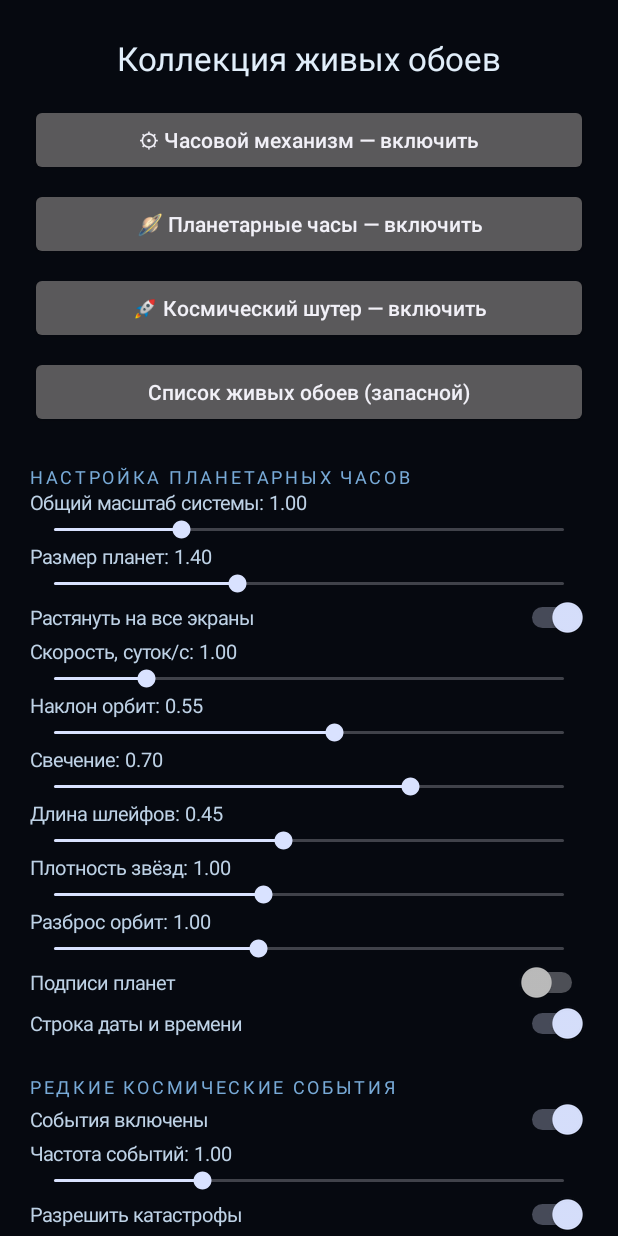
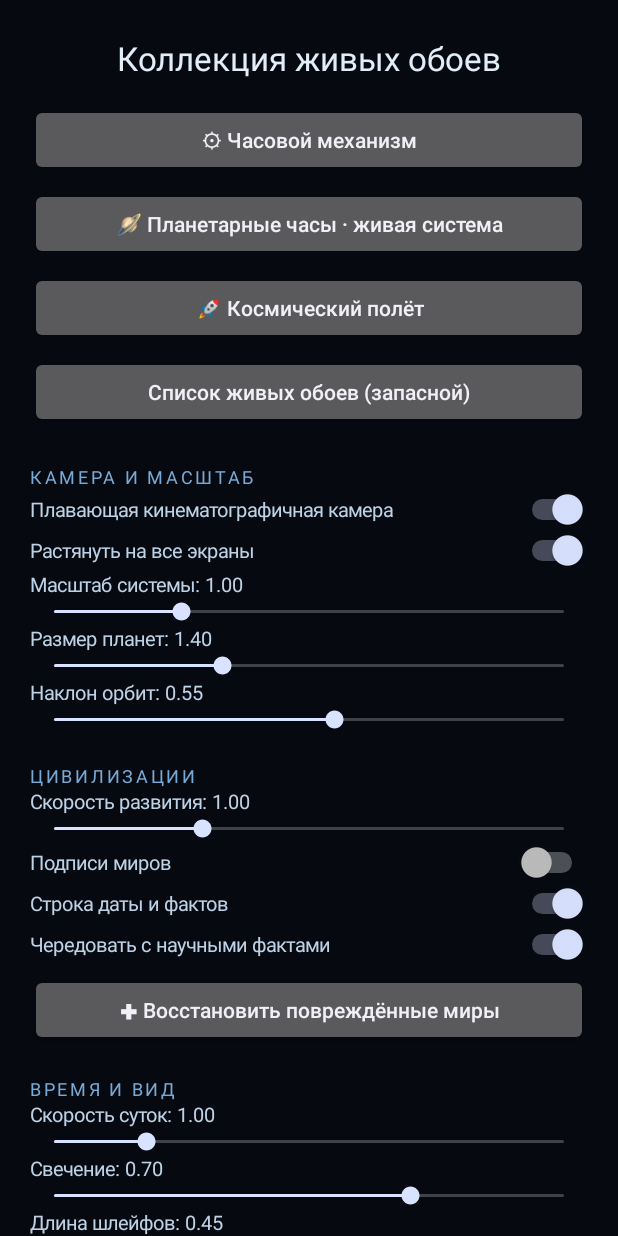
Before and after one commit to Radragast/Wallp, an Android app: the screen it shows after launch (MainActivity), on a phone screen of 412 x 824 dp. Run offline under Robolectric (Android 15) with nearby library versions, the phone set to English and light mode, and no system bars.

Commit message:
Update MainActivity.kt

```diff
--- a/app/src/main/java/com/example/gearwallpaper/MainActivity.kt
+++ b/app/src/main/java/com/example/gearwallpaper/MainActivity.kt
@@ -31,124 +31,168 @@ class MainActivity : Activity() {
 
         val col = LinearLayout(this).apply {
             orientation = LinearLayout.VERTICAL
-            setPadding(dp(20), dp(24), dp(20), dp(32))
+            setPadding(dp(20), dp(24), dp(20), dp(36))
             setBackgroundColor(Color.rgb(6, 9, 16))
         }
         setContentView(ScrollView(this).apply { addView(col) })
 
         col.addView(TextView(this).apply {
-            text = "Коллекция живых обоев"; textSize = 22f
-            setTextColor(Color.rgb(225, 238, 250)); gravity = Gravity.CENTER
+            text = "Коллекция живых обоев"
+            textSize = 22f
+            setTextColor(Color.rgb(225, 238, 250))
+            gravity = Gravity.CENTER
         })
         col.addView(space(dp(16)))
-        col.addView(button("⚙ Часовой механизм — включить") { openPreview(GearWallpaperService::class.java) })
+        col.addView(button("⚙ Часовой механизм") { openPreview(GearWallpaperService::class.java) })
         col.addView(space(dp(8)))
-        col.addView(button("🪐 Планетарные часы — включить") { openPreview(OrreryWallpaperService::class.java) })
+        col.addView(button("🪐 Планетарные часы · живая система") { openPreview(OrreryWallpaperService::class.java) })
         col.addView(space(dp(8)))
-        col.addView(button("🚀 Космический шутер — включить") { openPreview(SpaceCombatWallpaperService::class.java) })
+        col.addView(button("🚀 Космический полёт") { openPreview(SpaceCombatWallpaperService::class.java) })
         col.addView(space(dp(8)))
         col.addView(button("Список живых обоев (запасной)") { openChooser() })
 
         col.addView(space(dp(24)))
-        col.addView(header("НАСТРОЙКА ПЛАНЕТАРНЫХ ЧАСОВ"))
-        slider(col, "Общий масштаб системы", OrreryPrefs.SYSTEM_SCALE, 0.5f, 2.5f)
-        slider(col, "Размер планет", OrreryPrefs.PLANET_SIZE, 0.5f, 3.0f)
+        col.addView(header("КАМЕРА И МАСШТАБ"))
+        switch(col, "Плавающая кинематографичная камера", OrreryPrefs.CAMERA, true)
         switch(col, "Растянуть на все экраны", OrreryPrefs.MULTI_SCREEN, true)
-        slider(col, "Скорость, суток/с", OrreryPrefs.SPEED, 0.1f, 5f)
+        slider(col, "Масштаб системы", OrreryPrefs.SYSTEM_SCALE, 0.5f, 2.5f)
+        slider(col, "Размер планет", OrreryPrefs.PLANET_SIZE, 0.6f, 3f)
         slider(col, "Наклон орбит", OrreryPrefs.TILT, 0f, 1f)
+
+        col.addView(space(dp(20)))
+        col.addView(header("ЦИВИЛИЗАЦИИ"))
+        slider(col, "Скорость развития", OrreryPrefs.CIV_SPEED, 0.2f, 3f)
+        switch(col, "Подписи миров", OrreryPrefs.LABELS, false)
+        switch(col, "Строка даты и фактов", OrreryPrefs.DATE, true)
+        switch(col, "Чередовать с научными фактами", OrreryPrefs.FACTS, true)
+        col.addView(space(dp(6)))
+        col.addView(button("✚ Восстановить повреждённые миры") {
+            prefs.edit().putLong(OrreryPrefs.FORCE_RESTORE, System.nanoTime()).apply()
+            toast("Протокол «Генезис» запущен")
+        })
+
+        col.addView(space(dp(20)))
+        col.addView(header("ВРЕМЯ И ВИД"))
+        slider(col, "Скорость суток", OrreryPrefs.SPEED, 0.1f, 5f)
         slider(col, "Свечение", OrreryPrefs.GLOW, 0f, 1f)
         slider(col, "Длина шлейфов", OrreryPrefs.TRAIL, 0f, 1f)
         slider(col, "Плотность звёзд", OrreryPrefs.STARS, 0.3f, 2f)
-        slider(col, "Разброс орбит", OrreryPrefs.SPREAD, 0.6f, 1.6f)
-        switch(col, "Подписи планет", OrreryPrefs.LABELS, false)
-        switch(col, "Строка даты и времени", OrreryPrefs.DATE, true)
+        slider(col, "Разброс орбит", OrreryPrefs.SPREAD, 0.7f, 1.5f)
 
         col.addView(space(dp(20)))
-        col.addView(header("РЕДКИЕ КОСМИЧЕСКИЕ СОБЫТИЯ"))
+        col.addView(header("СОБЫТИЯ"))
         switch(col, "События включены", OrreryPrefs.EVENTS, true)
         slider(col, "Частота событий", OrreryPrefs.RATE, 0.2f, 3f)
         switch(col, "Разрешить катастрофы", OrreryPrefs.CATASTROPHES, true)
         col.addView(space(dp(8)))
-        col.addView(button("✦ Вызвать случайное событие") {
+        col.addView(button("✦ Случайное событие (комета, ракета, НЛО…)") {
             prefs.edit().putLong(OrreryPrefs.FORCE_RANDOM, System.nanoTime()).apply()
-            Toast.makeText(this, "Событие начнётся на обоях в течение секунды", Toast.LENGTH_SHORT).show()
+            toast("Событие начнётся в течение секунды")
         })
         col.addView(space(dp(8)))
-        col.addView(button("☄ Вызвать катастрофу (перезапуск вселенной)") {
+        col.addView(button("☄ Катастрофа (с восстановлением мира)") {
             prefs.edit().putLong(OrreryPrefs.FORCE_CAT, System.nanoTime()).apply()
-            Toast.makeText(this, "Катастрофа запущена", Toast.LENGTH_SHORT).show()
+            toast("Катастрофа запущена")
         })
 
-        col.addView(space(dp(16)))
+        col.addView(space(dp(18)))
         val row = LinearLayout(this).apply { orientation = LinearLayout.HORIZONTAL }
-        row.addView(button("Сброс") { OrreryPrefs.write(prefs, OrreryPrefs.Settings()); recreate() },
-            LinearLayout.LayoutParams(0, LinearLayout.LayoutParams.WRAP_CONTENT, 1f))
+        row.addView(button("Сброс") {
+            OrreryPrefs.write(prefs, OrreryPrefs.Settings()); recreate()
+        }, LinearLayout.LayoutParams(0, LinearLayout.LayoutParams.WRAP_CONTENT, 1f))
         row.addView(space(dp(8)))
-        row.addView(button("Случайно") { OrreryPrefs.write(prefs, OrreryPrefs.random()); recreate() },
-            LinearLayout.LayoutParams(0, LinearLayout.LayoutParams.WRAP_CONTENT, 1f))
+        row.addView(button("Случайно") {
+            OrreryPrefs.write(prefs, OrreryPrefs.random()); recreate()
+        }, LinearLayout.LayoutParams(0, LinearLayout.LayoutParams.WRAP_CONTENT, 1f))
         col.addView(row)
     }
 
+    private fun toast(m: String) {
+        Toast.makeText(this, m, Toast.LENGTH_SHORT).show()
+    }
+
     private fun space(h: Int) = TextView(this).apply { height = h }
+
     private fun header(t: String) = TextView(this).apply {
-        text = t; textSize = 12f; setTextColor(Color.rgb(120, 170, 215)); letterSpacing = 0.15f
+        text = t
+        textSize = 12f
+        setTextColor(Color.rgb(120, 170, 215))
+        letterSpacing = 0.15f
     }
-    private fun button(text: String, onClick: () -> Unit) = Button(this).apply {
-        this.text = text; isAllCaps = false; setOnClickListener { onClick() }
+
+    private fun button(label: String, onClick: () -> Unit) = Button(this).apply {
+        text = label
+        isAllCaps = false
+        setOnClickListener { onClick() }
     }
 
     private fun slider(parent: LinearLayout, label: String, key: String, min: Float, max: Float) {
         val def = OrreryPrefs.read(prefs)
-        val cur = prefs.getFloat(key, when (key) {
-            OrreryPrefs.SPEED -> def.speed; OrreryPrefs.TILT -> def.tilt
-            OrreryPrefs.GLOW -> def.glow; OrreryPrefs.TRAIL -> def.trail
-            OrreryPrefs.STARS -> def.stars; OrreryPrefs.SPREAD -> def.spread
+        val fallback = when (key) {
+            OrreryPrefs.SPEED -> def.speed
+            OrreryPrefs.TILT -> def.tilt
+            OrreryPrefs.GLOW -> def.glow
+            OrreryPrefs.TRAIL -> def.trail
+            OrreryPrefs.STARS -> def.stars
+            OrreryPrefs.SPREAD -> def.spread
             OrreryPrefs.RATE -> def.rate
             OrreryPrefs.SYSTEM_SCALE -> def.systemScale
             OrreryPrefs.PLANET_SIZE -> def.planetSize
+            OrreryPrefs.CIV_SPEED -> def.civSpeed
             else -> 1f
-        })
-        val tv = TextView(this).apply {
-            textSize = 13f; setTextColor(Color.rgb(190, 210, 230))
-            text = "$label: ${String.format(Locale.US, "%.2f", cur)}"
         }
+        val cur = prefs.getFloat(key, fallback)
+        val tv = TextView(this)
+        tv.textSize = 13f
+        tv.setTextColor(Color.rgb(190, 210, 230))
+        tv.text = label + ": " + String.format(Locale.US, "%.2f", cur)
         parent.addView(tv)
-        parent.addView(SeekBar(this).apply {
-            this.max = 100
-            progress = ((cur - min) / (max - min) * 100).roundToInt().coerceIn(0, 100)
-            setOnSeekBarChangeListener(object : SeekBar.OnSeekBarChangeListener {
+
+        val sb = SeekBar(this)
+        sb.max = 100
+        sb.progress = ((cur - min) / (max - min) * 100f).roundToInt().coerceIn(0, 100)
+        sb.setOnSeekBarChangeListener(object : SeekBar.OnSeekBarChangeListener {
             override fun onProgressChanged(b: SeekBar, p: Int, fromUser: Boolean) {
                 val v = min + (max - min) * p / 100f
                 prefs.edit().putFloat(key, v).apply()
-                    tv.text = "$label: ${String.format(Locale.US, "%.2f", v)}"
+                tv.text = label + ": " + String.format(Locale.US, "%.2f", v)
             }
             override fun onStartTrackingTouch(b: SeekBar) {}
             override fun onStopTrackingTouch(b: SeekBar) {}
         })
-        })
+        parent.addView(sb)
     }
 
     private fun switch(parent: LinearLayout, label: String, key: String, def: Boolean) {
-        parent.addView(Switch(this).apply {
-            text = label; textSize = 13f; setTextColor(Color.rgb(190, 210, 230))
-            isChecked = prefs.getBoolean(key, def)
-            setOnCheckedChangeListener { _: CompoundButton, checked: Boolean ->
+        val sw = Switch(this)
+        sw.text = label
+        sw.textSize = 13f
+        sw.setTextColor(Color.rgb(190, 210, 230))
+        sw.isChecked = prefs.getBoolean(key, def)
+        sw.setOnCheckedChangeListener { _: CompoundButton, checked: Boolean ->
             prefs.edit().putBoolean(key, checked).apply()
         }
-        })
+        parent.addView(sw)
     }
 
     private fun openPreview(cls: Class<*>) {
         try {
-            startActivity(Intent(WallpaperManager.ACTION_CHANGE_LIVE_WALLPAPER).putExtra(
-                WallpaperManager.EXTRA_LIVE_WALLPAPER_COMPONENT, ComponentName(this, cls)))
-        } catch (e: ActivityNotFoundException) { openChooser() }
+            startActivity(
+                Intent(WallpaperManager.ACTION_CHANGE_LIVE_WALLPAPER).putExtra(
+                    WallpaperManager.EXTRA_LIVE_WALLPAPER_COMPONENT,
+                    ComponentName(this, cls)
+                )
+            )
+        } catch (e: ActivityNotFoundException) {
+            openChooser()
+        }
     }
 
     private fun openChooser() {
-        try { startActivity(Intent(WallpaperManager.ACTION_LIVE_WALLPAPER_CHOOSER)) }
-        catch (e: ActivityNotFoundException) {
-            Toast.makeText(this, "Системный выборщик обоев недоступен", Toast.LENGTH_LONG).show()
+        try {
+            startActivity(Intent(WallpaperManager.ACTION_LIVE_WALLPAPER_CHOOSER))
+        } catch (e: ActivityNotFoundException) {
+            toast("Системный выборщик обоев недоступен")
         }
     }
 }
```
Lines whose indentation alone changed are shown as unchanged.
